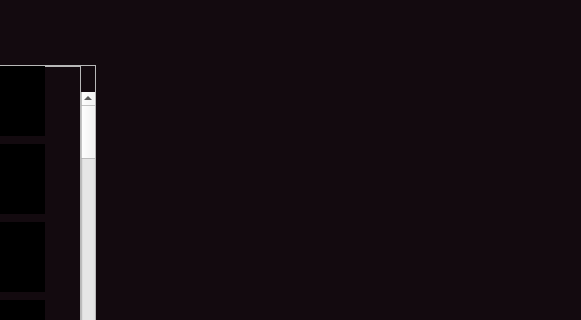
First picture: the form in Dungeoner/Windows/CharacterWindow/characterwindow.ui, repository Denis-Igorevich-Frolov/Dungeoner-on-QT, before the edit; both pictures show x 700 to 1281 and y 155 to 475 of the 1281 by 646 pixel window.
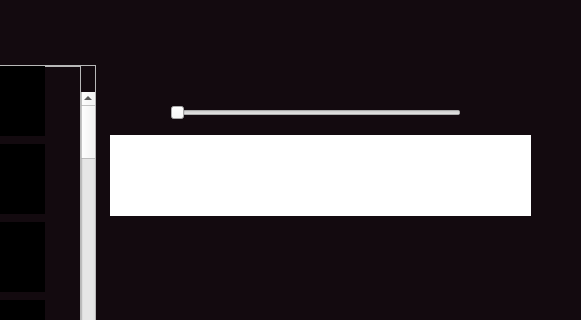
Second picture: the form after the edit. Custom widgets are drawn as their Qt base class.

```diff
--- a/Dungeoner/Windows/CharacterWindow/characterwindow.ui
+++ b/Dungeoner/Windows/CharacterWindow/characterwindow.ui
@@ -1657,6 +1657,63 @@
     <string notr="true"/>
    </property>
   </widget>
+  <widget class="QSlider" name="horizontalSlider">
+   <property name="geometry">
+    <rect>
+     <x>870</x>
+     <y>260</y>
+     <width>291</width>
+     <height>16</height>
+    </rect>
+   </property>
+   <property name="maximum">
+    <number>100</number>
+   </property>
+   <property name="orientation">
+    <enum>Qt::Horizontal</enum>
+   </property>
+  </widget>
+  <widget class="ParagraphWithBorder" name="widget_2" native="true">
+   <property name="geometry">
+    <rect>
+     <x>810</x>
+     <y>290</y>
+     <width>421</width>
+     <height>81</height>
+    </rect>
+   </property>
+   <property name="sizePolicy">
+    <sizepolicy hsizetype="Preferred" vsizetype="Preferred">
+     <horstretch>0</horstretch>
+     <verstretch>0</verstretch>
+    </sizepolicy>
+   </property>
+   <property name="styleSheet">
+    <string notr="true"/>
+   </property>
+  </widget>
+  <widget class="QLabel" name="label">
+   <property name="geometry">
+    <rect>
+     <x>810</x>
+     <y>290</y>
+     <width>421</width>
+     <height>81</height>
+    </rect>
+   </property>
+   <property name="styleSheet">
+    <string notr="true">background:white;</string>
+   </property>
+   <property name="text">
+    <string/>
+   </property>
+  </widget>
+  <zorder>label</zorder>
+  <zorder>verticalLayoutWidget</zorder>
+  <zorder>SecondarySkillsWraper</zorder>
+  <zorder>widget</zorder>
+  <zorder>horizontalSlider</zorder>
+  <zorder>widget_2</zorder>
  </widget>
  <customwidgets>
   <customwidget>
@@ -1677,6 +1734,12 @@
    <header location="global">CustomWidgets/SecondarySkill/secondaryskill.h</header>
    <container>1</container>
   </customwidget>
+  <customwidget>
+   <class>ParagraphWithBorder</class>
+   <extends>QWidget</extends>
+   <header location="global">CustomWidgets/ParagraphWithBorder/paragraphwithborder.h</header>
+   <container>1</container>
+  </customwidget>
  </customwidgets>
  <resources/>
  <connections/>
```
